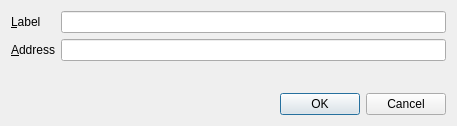
Above: src/qt/forms/editaddressdialog.ui from litebitcoins/litebitcoin before the change. Below: the same form after it.
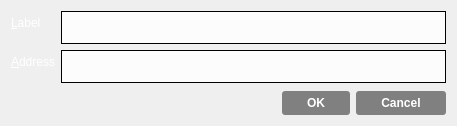
That is the form after the change. Icons and pictures are not drawn.

```diff
--- a/src/qt/forms/editaddressdialog.ui
+++ b/src/qt/forms/editaddressdialog.ui
@@ -13,6 +13,45 @@
   <property name="windowTitle">
    <string>Edit Address</string>
   </property>
+  <property name="styleSheet">
+   <string notr="true">QDialog#EditAddressDialog{
+border-image: url(':/images/lbtcendbtc') 0 0 0 0 stretch stretch;
+}
+QPushButton { /* Global Button Style */
+background-color:qlineargradient(spread:pad, cx:0.5, cy:0.5, radius:0.5, fx:0.5, fy:0.5, stop:0.494318 rgba(0, 0, 0, 118));
+border:0;
+border-radius:3px;
+color:#ffffff;
+font-size:12px;
+font-weight:bold;
+padding-left:25px;
+padding-right:25px;
+padding-top:5px;
+padding-bottom:5px;
+}
+
+QPushButton:hover {
+background-color:qlineargradient(spread:pad, cx:0.5, cy:0.5, radius:0.5, fx:0.5, fy:0.5, stop:0.494318 rgba(0, 0, 0, 171));
+}
+
+QPushButton:focus {
+border:none;
+outline:none;
+}
+
+QPushButton:pressed {
+border:1px solid #FFFFFF;
+}
+
+.QValidatedLineEdit, .QLineEdit { /* Text Entry Fields */
+border: 1px solid #000000;
+font-size:11px;
+min-height:25px;
+outline:0;
+padding:3px;
+background-color:#fcfcfc;
+}</string>
+  </property>
   <layout class="QVBoxLayout" name="verticalLayout">
    <item>
     <layout class="QFormLayout" name="formLayout">
@@ -21,6 +60,163 @@
      </property>
      <item row="0" column="0">
       <widget class="QLabel" name="label">
+       <property name="palette">
+        <palette>
+         <active>
+          <colorrole role="WindowText">
+           <brush brushstyle="SolidPattern">
+            <color alpha="255">
+             <red>255</red>
+             <green>255</green>
+             <blue>255</blue>
+            </color>
+           </brush>
+          </colorrole>
+          <colorrole role="Button">
+           <brush brushstyle="LinearGradientPattern">
+            <gradient startx="0.500000000000000" starty="0.000000000000000" endx="0.500000000000000" endy="1.000000000000000" type="LinearGradient" spread="PadSpread" coordinatemode="ObjectBoundingMode">
+             <gradientstop position="0.500000000000000">
+              <color alpha="102">
+               <red>0</red>
+               <green>0</green>
+               <blue>0</blue>
+              </color>
+             </gradientstop>
+            </gradient>
+           </brush>
+          </colorrole>
+          <colorrole role="Base">
+           <brush brushstyle="LinearGradientPattern">
+            <gradient startx="0.500000000000000" starty="0.000000000000000" endx="0.500000000000000" endy="1.000000000000000" type="LinearGradient" spread="PadSpread" coordinatemode="ObjectBoundingMode">
+             <gradientstop position="0.500000000000000">
+              <color alpha="102">
+               <red>0</red>
+               <green>0</green>
+               <blue>0</blue>
+              </color>
+             </gradientstop>
+            </gradient>
+           </brush>
+          </colorrole>
+          <colorrole role="Window">
+           <brush brushstyle="LinearGradientPattern">
+            <gradient startx="0.500000000000000" starty="0.000000000000000" endx="0.500000000000000" endy="1.000000000000000" type="LinearGradient" spread="PadSpread" coordinatemode="ObjectBoundingMode">
+             <gradientstop position="0.500000000000000">
+              <color alpha="102">
+               <red>0</red>
+               <green>0</green>
+               <blue>0</blue>
+              </color>
+             </gradientstop>
+            </gradient>
+           </brush>
+          </colorrole>
+         </active>
+         <inactive>
+          <colorrole role="WindowText">
+           <brush brushstyle="SolidPattern">
+            <color alpha="255">
+             <red>255</red>
+             <green>255</green>
+             <blue>255</blue>
+            </color>
+           </brush>
+          </colorrole>
+          <colorrole role="Button">
+           <brush brushstyle="LinearGradientPattern">
+            <gradient startx="0.500000000000000" starty="0.000000000000000" endx="0.500000000000000" endy="1.000000000000000" type="LinearGradient" spread="PadSpread" coordinatemode="ObjectBoundingMode">
+             <gradientstop position="0.500000000000000">
+              <color alpha="102">
+               <red>0</red>
+               <green>0</green>
+               <blue>0</blue>
+              </color>
+             </gradientstop>
+            </gradient>
+           </brush>
+          </colorrole>
+          <colorrole role="Base">
+           <brush brushstyle="LinearGradientPattern">
+            <gradient startx="0.500000000000000" starty="0.000000000000000" endx="0.500000000000000" endy="1.000000000000000" type="LinearGradient" spread="PadSpread" coordinatemode="ObjectBoundingMode">
+             <gradientstop position="0.500000000000000">
+              <color alpha="102">
+               <red>0</red>
+               <green>0</green>
+               <blue>0</blue>
+              </color>
+             </gradientstop>
+            </gradient>
+           </brush>
+          </colorrole>
+          <colorrole role="Window">
+           <brush brushstyle="LinearGradientPattern">
+            <gradient startx="0.500000000000000" starty="0.000000000000000" endx="0.500000000000000" endy="1.000000000000000" type="LinearGradient" spread="PadSpread" coordinatemode="ObjectBoundingMode">
+             <gradientstop position="0.500000000000000">
+              <color alpha="102">
+               <red>0</red>
+               <green>0</green>
+               <blue>0</blue>
+              </color>
+             </gradientstop>
+            </gradient>
+           </brush>
+          </colorrole>
+         </inactive>
+         <disabled>
+          <colorrole role="WindowText">
+           <brush brushstyle="SolidPattern">
+            <color alpha="255">
+             <red>120</red>
+             <green>120</green>
+             <blue>120</blue>
+            </color>
+           </brush>
+          </colorrole>
+          <colorrole role="Button">
+           <brush brushstyle="LinearGradientPattern">
+            <gradient startx="0.500000000000000" starty="0.000000000000000" endx="0.500000000000000" endy="1.000000000000000" type="LinearGradient" spread="PadSpread" coordinatemode="ObjectBoundingMode">
+             <gradientstop position="0.500000000000000">
+              <color alpha="102">
+               <red>0</red>
+               <green>0</green>
+               <blue>0</blue>
+              </color>
+             </gradientstop>
+            </gradient>
+           </brush>
+          </colorrole>
+          <colorrole role="Base">
+           <brush brushstyle="LinearGradientPattern">
+            <gradient startx="0.500000000000000" starty="0.000000000000000" endx="0.500000000000000" endy="1.000000000000000" type="LinearGradient" spread="PadSpread" coordinatemode="ObjectBoundingMode">
+             <gradientstop position="0.500000000000000">
+              <color alpha="102">
+               <red>0</red>
+               <green>0</green>
+               <blue>0</blue>
+              </color>
+             </gradientstop>
+            </gradient>
+           </brush>
+          </colorrole>
+          <colorrole role="Window">
+           <brush brushstyle="LinearGradientPattern">
+            <gradient startx="0.500000000000000" starty="0.000000000000000" endx="0.500000000000000" endy="1.000000000000000" type="LinearGradient" spread="PadSpread" coordinatemode="ObjectBoundingMode">
+             <gradientstop position="0.500000000000000">
+              <color alpha="102">
+               <red>0</red>
+               <green>0</green>
+               <blue>0</blue>
+              </color>
+             </gradientstop>
+            </gradient>
+           </brush>
+          </colorrole>
+         </disabled>
+        </palette>
+       </property>
+       <property name="styleSheet">
+        <string notr="true"/>
+       </property>
        <property name="text">
         <string>&amp;Label</string>
        </property>
@@ -38,6 +234,163 @@
      </item>
      <item row="1" column="0">
       <widget class="QLabel" name="label_2">
+       <property name="palette">
+        <palette>
+         <active>
+          <colorrole role="WindowText">
+           <brush brushstyle="SolidPattern">
+            <color alpha="255">
+             <red>255</red>
+             <green>255</green>
+             <blue>255</blue>
+            </color>
+           </brush>
+          </colorrole>
+          <colorrole role="Button">
+           <brush brushstyle="LinearGradientPattern">
+            <gradient startx="0.500000000000000" starty="0.000000000000000" endx="0.500000000000000" endy="1.000000000000000" type="LinearGradient" spread="PadSpread" coordinatemode="ObjectBoundingMode">
+             <gradientstop position="0.500000000000000">
+              <color alpha="102">
+               <red>0</red>
+               <green>0</green>
+               <blue>0</blue>
+              </color>
+             </gradientstop>
+            </gradient>
+           </brush>
+          </colorrole>
+          <colorrole role="Base">
+           <brush brushstyle="LinearGradientPattern">
+            <gradient startx="0.500000000000000" starty="0.000000000000000" endx="0.500000000000000" endy="1.000000000000000" type="LinearGradient" spread="PadSpread" coordinatemode="ObjectBoundingMode">
+             <gradientstop position="0.500000000000000">
+              <color alpha="102">
+               <red>0</red>
+               <green>0</green>
+               <blue>0</blue>
+              </color>
+             </gradientstop>
+            </gradient>
+           </brush>
+          </colorrole>
+          <colorrole role="Window">
+           <brush brushstyle="LinearGradientPattern">
+            <gradient startx="0.500000000000000" starty="0.000000000000000" endx="0.500000000000000" endy="1.000000000000000" type="LinearGradient" spread="PadSpread" coordinatemode="ObjectBoundingMode">
+             <gradientstop position="0.500000000000000">
+              <color alpha="102">
+               <red>0</red>
+               <green>0</green>
+               <blue>0</blue>
+              </color>
+             </gradientstop>
+            </gradient>
+           </brush>
+          </colorrole>
+         </active>
+         <inactive>
+          <colorrole role="WindowText">
+           <brush brushstyle="SolidPattern">
+            <color alpha="255">
+             <red>255</red>
+             <green>255</green>
+             <blue>255</blue>
+            </color>
+           </brush>
+          </colorrole>
+          <colorrole role="Button">
+           <brush brushstyle="LinearGradientPattern">
+            <gradient startx="0.500000000000000" starty="0.000000000000000" endx="0.500000000000000" endy="1.000000000000000" type="LinearGradient" spread="PadSpread" coordinatemode="ObjectBoundingMode">
+             <gradientstop position="0.500000000000000">
+              <color alpha="102">
+               <red>0</red>
+               <green>0</green>
+               <blue>0</blue>
+              </color>
+             </gradientstop>
+            </gradient>
+           </brush>
+          </colorrole>
+          <colorrole role="Base">
+           <brush brushstyle="LinearGradientPattern">
+            <gradient startx="0.500000000000000" starty="0.000000000000000" endx="0.500000000000000" endy="1.000000000000000" type="LinearGradient" spread="PadSpread" coordinatemode="ObjectBoundingMode">
+             <gradientstop position="0.500000000000000">
+              <color alpha="102">
+               <red>0</red>
+               <green>0</green>
+               <blue>0</blue>
+              </color>
+             </gradientstop>
+            </gradient>
+           </brush>
+          </colorrole>
+          <colorrole role="Window">
+           <brush brushstyle="LinearGradientPattern">
+            <gradient startx="0.500000000000000" starty="0.000000000000000" endx="0.500000000000000" endy="1.000000000000000" type="LinearGradient" spread="PadSpread" coordinatemode="ObjectBoundingMode">
+             <gradientstop position="0.500000000000000">
+              <color alpha="102">
+               <red>0</red>
+               <green>0</green>
+               <blue>0</blue>
+              </color>
+             </gradientstop>
+            </gradient>
+           </brush>
+          </colorrole>
+         </inactive>
+         <disabled>
+          <colorrole role="WindowText">
+           <brush brushstyle="SolidPattern">
+            <color alpha="255">
+             <red>120</red>
+             <green>120</green>
+             <blue>120</blue>
+            </color>
+           </brush>
+          </colorrole>
+          <colorrole role="Button">
+           <brush brushstyle="LinearGradientPattern">
+            <gradient startx="0.500000000000000" starty="0.000000000000000" endx="0.500000000000000" endy="1.000000000000000" type="LinearGradient" spread="PadSpread" coordinatemode="ObjectBoundingMode">
+             <gradientstop position="0.500000000000000">
+              <color alpha="102">
+               <red>0</red>
+               <green>0</green>
+               <blue>0</blue>
+              </color>
+             </gradientstop>
+            </gradient>
+           </brush>
+          </colorrole>
+          <colorrole role="Base">
+           <brush brushstyle="LinearGradientPattern">
+            <gradient startx="0.500000000000000" starty="0.000000000000000" endx="0.500000000000000" endy="1.000000000000000" type="LinearGradient" spread="PadSpread" coordinatemode="ObjectBoundingMode">
+             <gradientstop position="0.500000000000000">
+              <color alpha="102">
+               <red>0</red>
+               <green>0</green>
+               <blue>0</blue>
+              </color>
+             </gradientstop>
+            </gradient>
+           </brush>
+          </colorrole>
+          <colorrole role="Window">
+           <brush brushstyle="LinearGradientPattern">
+            <gradient startx="0.500000000000000" starty="0.000000000000000" endx="0.500000000000000" endy="1.000000000000000" type="LinearGradient" spread="PadSpread" coordinatemode="ObjectBoundingMode">
+             <gradientstop position="0.500000000000000">
+              <color alpha="102">
+               <red>0</red>
+               <green>0</green>
+               <blue>0</blue>
+              </color>
+             </gradientstop>
+            </gradient>
+           </brush>
+          </colorrole>
+         </disabled>
+        </palette>
+       </property>
+       <property name="styleSheet">
+        <string notr="true"/>
+       </property>
        <property name="text">
         <string>&amp;Address</string>
        </property>
```
